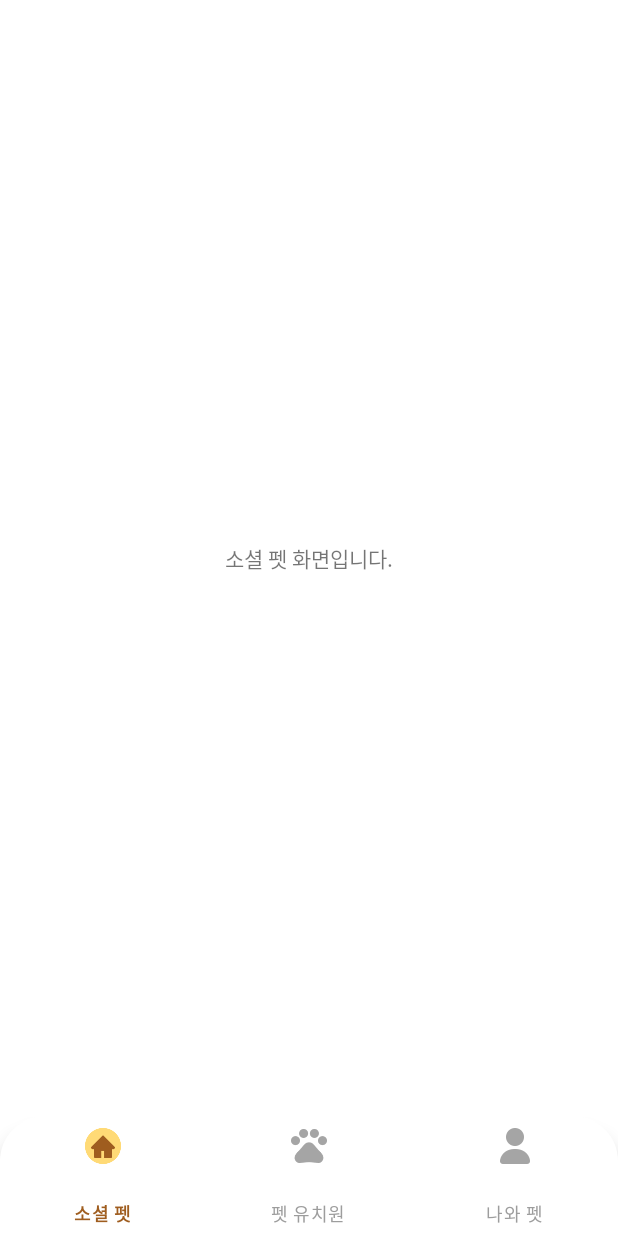
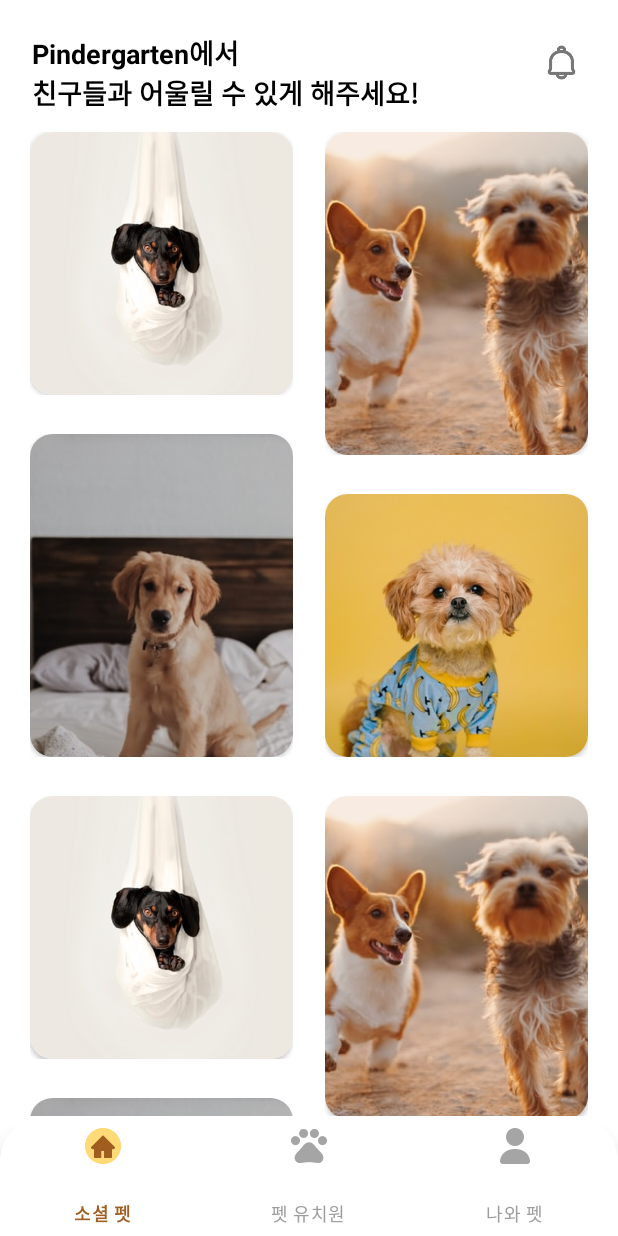
Before and after one commit to pindergarten/pindergarten-android, an Android app: the Fragment_socialPet screen opened directly, with no data from a screen before it, on a phone screen of 412 x 824 dp. Run offline under Robolectric (Android 15) with nearby library versions, the phone set to English and light mode, and no system bars; our stand-ins replace data binding.

Commit message:
SocialPet (1)

```diff
--- a/app/build.gradle
+++ b/app/build.gradle
@@ -64,6 +64,10 @@ dependencies {
     implementation 'com.github.bumptech.glide:glide:4.9.0'
     annotationProcessor 'com.github.bumptech.glide:compiler:4.9.0'
 
+    //recyclerview
+    implementation 'androidx.recyclerview:recyclerview:1.0.0'
+    implementation 'androidx.cardview:cardview:1.0.0'
+
 
 
 }
--- a/app/src/main/java/com/example/pindergarten_android/Fragment_socialPet.kt
+++ b/app/src/main/java/com/example/pindergarten_android/Fragment_socialPet.kt
@@ -1,21 +1,12 @@
 package com.example.pindergarten_android
 
-import android.app.Activity
-import android.content.Context
-import android.content.Intent
-import android.content.Intent.getIntent
 import android.os.Bundle
-import android.os.Handler
 import android.view.LayoutInflater
 import android.view.View
 import android.view.ViewGroup
-import android.widget.Button
-import android.widget.ImageView
-import android.widget.LinearLayout
-import android.widget.TextView
-import androidx.appcompat.app.ActionBar
 import androidx.fragment.app.Fragment
-import androidx.fragment.app.FragmentActivity
+import androidx.recyclerview.widget.LinearLayoutManager
+import androidx.recyclerview.widget.RecyclerView
 
 
 class Fragment_socialPet : Fragment() {
@@ -24,7 +15,17 @@ class Fragment_socialPet : Fragment() {
         inflater: LayoutInflater, container: ViewGroup?,
         savedInstanceState: Bundle?
     ): View? {
-        return inflater.inflate(R.layout.fragment_socialpet,container,false)
+
+        var view = inflater.inflate(R.layout.fragment_socialpet,container,false)
+        var recyclerview_main = view.findViewById<RecyclerView>(R.id.recyclerview_main)
+
+        var recyclerView = recyclerview_main // recyclerview id
+        var layoutManager = LinearLayoutManager(container?.context)
+        recyclerView.layoutManager = layoutManager
+        var adapter = MyAdapter()
+        recyclerView.adapter = adapter
+
+        return view
     }
 
 
--- a/app/src/main/java/com/example/pindergarten_android/LoginActivity.kt
+++ b/app/src/main/java/com/example/pindergarten_android/LoginActivity.kt
@@ -107,7 +107,15 @@ class LoginActivity : AppCompatActivity() {
 
         when(view?.id){
             R.id.login->{
-                if(loginText?.text?.length!!> 9 && pwdText?.text?.length!! >7){
+
+                //관리자모드 (테스트용)
+                if(loginText?.text?.toString()=="01097011968" && pwdText?.text?.toString()=="00000000"){
+                    val intent = Intent(applicationContext, MainActivity::class.java)
+                    startActivity(intent)
+                    finish()
+                }
+
+                else if(loginText?.text?.length!!> 9 && pwdText?.text?.length!! >7){
 
                     //서버: 로그인
                     var login: HashMap<String, String> = HashMap()
--- /dev/null
+++ b/app/src/main/java/com/example/pindergarten_android/MyAdapter.kt
@@ -0,0 +1,49 @@
+package com.example.pindergarten_android
+
+import android.view.LayoutInflater
+import android.view.View
+import android.view.ViewGroup
+import android.widget.ImageView
+import androidx.recyclerview.widget.RecyclerView
+
+class MyAdapter(): RecyclerView.Adapter<MyAdapter.MyViewHolder>(){
+
+    var titles = arrayOf("one", "two", "three", "four", "five")
+    var details = arrayOf("Item one", "Item two", "Item three", "Item four", "Itme five")
+
+    var images = intArrayOf(R.drawable.test1,
+        R.drawable.test2,
+        R.drawable.test3,
+        R.drawable.test4,
+        )
+
+
+    class MyViewHolder(itemview: View) : RecyclerView.ViewHolder(itemview) {
+        var itemimage1: ImageView = itemview.findViewById(R.id.item_image1)
+        var itemimage2: ImageView = itemview.findViewById(R.id.item_image2)
+        var itemimage3: ImageView = itemview.findViewById(R.id.item_image3)
+        var itemimage4: ImageView = itemview.findViewById(R.id.item_image4)
+        //public var itemtitle: TextView = itemview.findViewById(R.id.item_title)
+        //public var itemdetail: TextView = itemview.findViewById(R.id.item_detail)
+    }
+
+    override fun onCreateViewHolder(viewgroup: ViewGroup, position: Int): MyViewHolder {
+        var v: View = LayoutInflater.from(viewgroup.context).inflate(R.layout.card_layout, viewgroup, false)
+
+        return MyViewHolder(v)
+    }
+
+    override fun onBindViewHolder(holder: MyViewHolder, position: Int) {
+        //holder.itemtitle.setText(titles.get(position))
+        holder.itemimage1.setImageResource(images.get(0))
+        holder.itemimage2.setImageResource(images.get(1))
+        holder.itemimage3.setImageResource(images.get(2))
+        holder.itemimage4.setImageResource(images.get(3))
+        //holder.itemdetail.setText(details.get(position))
+    }
+
+    override fun getItemCount(): Int {
+        return images.size
+    }
+
+}
--- /dev/null
+++ b/app/src/main/res/layout/activity_recycler.xml
@@ -0,0 +1,15 @@
+<?xml version="1.0" encoding="utf-8"?>
+<androidx.coordinatorlayout.widget.CoordinatorLayout xmlns:android="http://schemas.android.com/apk/res/android"
+    xmlns:app="http://schemas.android.com/apk/res-auto"
+    xmlns:tools="http://schemas.android.com/tools"
+    android:layout_width="match_parent"
+    android:layout_height="match_parent">
+
+    <androidx.recyclerview.widget.RecyclerView
+        android:id="@+id/recyclerview_main"
+        android:layout_height="match_parent"
+        android:layout_width="match_parent"
+        app:layout_behavior="@string/appbar_scrolling_view_behavior">
+    </androidx.recyclerview.widget.RecyclerView>
+
+</androidx.coordinatorlayout.widget.CoordinatorLayout>
--- /dev/null
+++ b/app/src/main/res/layout/card_layout.xml
@@ -0,0 +1,126 @@
+<?xml version="1.0" encoding="utf-8"?>
+<androidx.cardview.widget.CardView
+    xmlns:android="http://schemas.android.com/apk/res/android"
+    xmlns:card_view="http://schemas.android.com/apk/res-auto"
+    xmlns:tools="http://schemas.android.com/tools"
+    android:layout_width="match_parent"
+    android:layout_height="wrap_content"
+    android:id="@+id/card_view"
+    android:backgroundTint="@color/white"
+    android:outlineProvider="none"
+    android:layout_marginLeft="20dp"
+    android:layout_marginRight="20dp"
+    android:layout_gravity="center_horizontal"
+    android:layout_marginBottom="26dp"
+    >
+
+    <androidx.constraintlayout.widget.ConstraintLayout
+        android:layout_width="match_parent"
+        android:layout_height="match_parent"
+        android:layout_gravity="center">
+
+        <androidx.constraintlayout.widget.ConstraintLayout
+            android:id="@+id/constraintLayout1"
+            android:layout_width="175dp"
+            android:layout_height="175dp"
+            card_view:layout_constraintStart_toStartOf="parent"
+            card_view:layout_constraintTop_toTopOf="parent">
+
+            <androidx.cardview.widget.CardView
+                android:layout_width="match_parent"
+                android:layout_height="match_parent"
+                card_view:cardCornerRadius="15dp">
+
+                <ImageView
+                    android:id="@+id/item_image1"
+                    android:layout_width="match_parent"
+                    android:layout_height="match_parent"
+                    android:layout_alignParentStart="true"
+                    android:layout_alignParentLeft="true"
+                    android:layout_alignParentTop="true"
+                    android:scaleType="centerCrop" />
+
+            </androidx.cardview.widget.CardView>
+
+
+        </androidx.constraintlayout.widget.ConstraintLayout>
+
+        <androidx.constraintlayout.widget.ConstraintLayout
+            android:id="@+id/constraintLayout2"
+            android:layout_width="175dp"
+            android:layout_height="215dp"
+            card_view:layout_constraintEnd_toEndOf="parent"
+            card_view:layout_constraintTop_toTopOf="parent">
+
+            <androidx.cardview.widget.CardView
+                android:layout_width="match_parent"
+                android:layout_height="match_parent"
+                card_view:cardCornerRadius="15dp">
+
+                <ImageView
+                    android:id="@+id/item_image2"
+                    android:layout_width="match_parent"
+                    android:layout_height="match_parent"
+                    android:layout_alignParentStart="true"
+                    android:layout_alignParentLeft="true"
+                    android:layout_alignParentTop="true"
+                    android:scaleType="centerCrop" />
+
+            </androidx.cardview.widget.CardView>
+
+        </androidx.constraintlayout.widget.ConstraintLayout>
+
+        <androidx.constraintlayout.widget.ConstraintLayout
+            android:id="@+id/constraintLayout3"
+            android:layout_width="175dp"
+            android:layout_height="215dp"
+            android:layout_marginTop="26dp"
+            card_view:layout_constraintStart_toStartOf="parent"
+            card_view:layout_constraintTop_toBottomOf="@+id/constraintLayout1">
+
+            <androidx.cardview.widget.CardView
+                android:layout_width="match_parent"
+                android:layout_height="match_parent"
+                card_view:cardCornerRadius="15dp">
+
+                <ImageView
+                    android:id="@+id/item_image3"
+                    android:layout_width="match_parent"
+                    android:layout_height="match_parent"
+                    android:layout_alignParentStart="true"
+                    android:layout_alignParentLeft="true"
+                    android:layout_alignParentTop="true"
+                    android:scaleType="centerCrop" />
+            </androidx.cardview.widget.CardView>
+
+        </androidx.constraintlayout.widget.ConstraintLayout>
+
+
+        <androidx.constraintlayout.widget.ConstraintLayout
+            android:id="@+id/constraintLayout4"
+            android:layout_width="175dp"
+            android:layout_height="175dp"
+            android:layout_marginTop="26dp"
+            card_view:layout_constraintEnd_toEndOf="parent"
+            card_view:layout_constraintTop_toBottomOf="@+id/constraintLayout2">
+
+            <androidx.cardview.widget.CardView
+                android:layout_width="match_parent"
+                android:layout_height="match_parent"
+                card_view:cardCornerRadius="15dp">
+
+                <ImageView
+                    android:id="@+id/item_image4"
+                    android:layout_width="match_parent"
+                    android:layout_height="match_parent"
+                    android:layout_alignParentStart="true"
+                    android:layout_alignParentLeft="true"
+                    android:layout_alignParentTop="true"
+                    android:scaleType="centerCrop"
+                    card_view:layout_constraintEnd_toEndOf="parent" />
+            </androidx.cardview.widget.CardView>
+
+        </androidx.constraintlayout.widget.ConstraintLayout>
+
+    </androidx.constraintlayout.widget.ConstraintLayout>
+</androidx.cardview.widget.CardView>
--- a/app/src/main/res/layout/fragment_socialpet.xml
+++ b/app/src/main/res/layout/fragment_socialpet.xml
@@ -7,11 +7,52 @@
     android:background="@android:color/white"
     tools:context=".Fragment_socialPet">
 
-    <TextView
+    <androidx.constraintlayout.widget.ConstraintLayout
+        android:id="@+id/linearLayout"
+        android:layout_width="match_parent"
+        android:layout_height="wrap_content"
+        android:orientation="horizontal"
+        app:layout_constraintTop_toTopOf="parent">
+
+        <TextView
+            android:id="@+id/textView7"
+            android:layout_width="wrap_content"
+            android:layout_height="wrap_content"
+            android:layout_marginStart="21dp"
+            android:layout_marginLeft="21dp"
+            android:layout_marginTop="22dp"
+            android:textColor="@color/black"
+            android:text="Pindergarten에서 \n친구들과 어울릴 수 있게 해주세요!"
+            android:textSize="18dp"
+            android:textStyle="bold"
+            app:layout_constraintStart_toStartOf="parent"
+            app:layout_constraintTop_toTopOf="parent" />
+
+        <ImageButton
+            android:id="@+id/imageButton"
+            android:layout_width="35dp"
+            android:layout_height="35dp"
+            android:padding="5dp"
+            android:backgroundTint="@color/white"
+            android:scaleType="fitCenter"
+            android:layout_marginTop="24dp"
+            android:layout_marginEnd="20dp"
+            android:layout_marginRight="20dp"
+            android:src="@drawable/evnetbtn"
+            app:layout_constraintEnd_toEndOf="parent"
+            app:layout_constraintTop_toTopOf="parent" />
+
+
+    </androidx.constraintlayout.widget.ConstraintLayout>
+
+    <androidx.recyclerview.widget.RecyclerView
+        android:id="@+id/recyclerview_main"
+        android:layout_marginTop="88dp"
         android:layout_width="match_parent"
         android:layout_height="match_parent"
-        android:gravity="center"
-        android:text="소셜 펫 화면입니다."/>
+        app:layout_behavior="@string/appbar_scrolling_view_behavior"
+        app:layout_constraintStart_toStartOf="parent"
+        app:layout_constraintTop_toBottomOf="parent"/>
 
 
 </androidx.constraintlayout.widget.ConstraintLayout>
```
Also changed, not shown: app/src/main/res/drawable-v24/evnetbtn.png (added), app/src/main/res/drawable-v24/test1.png (added), app/src/main/res/drawable-v24/test2.png (added), app/src/main/res/drawable-v24/test3.png (added), app/src/main/res/drawable-v24/test4.png (added).
